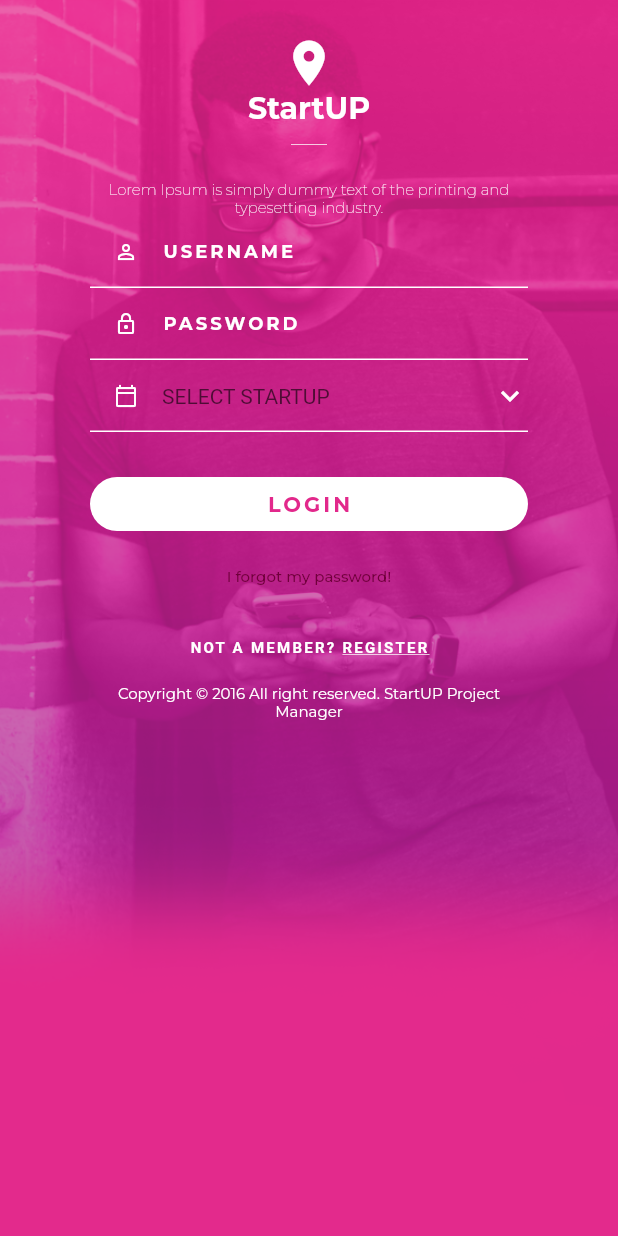
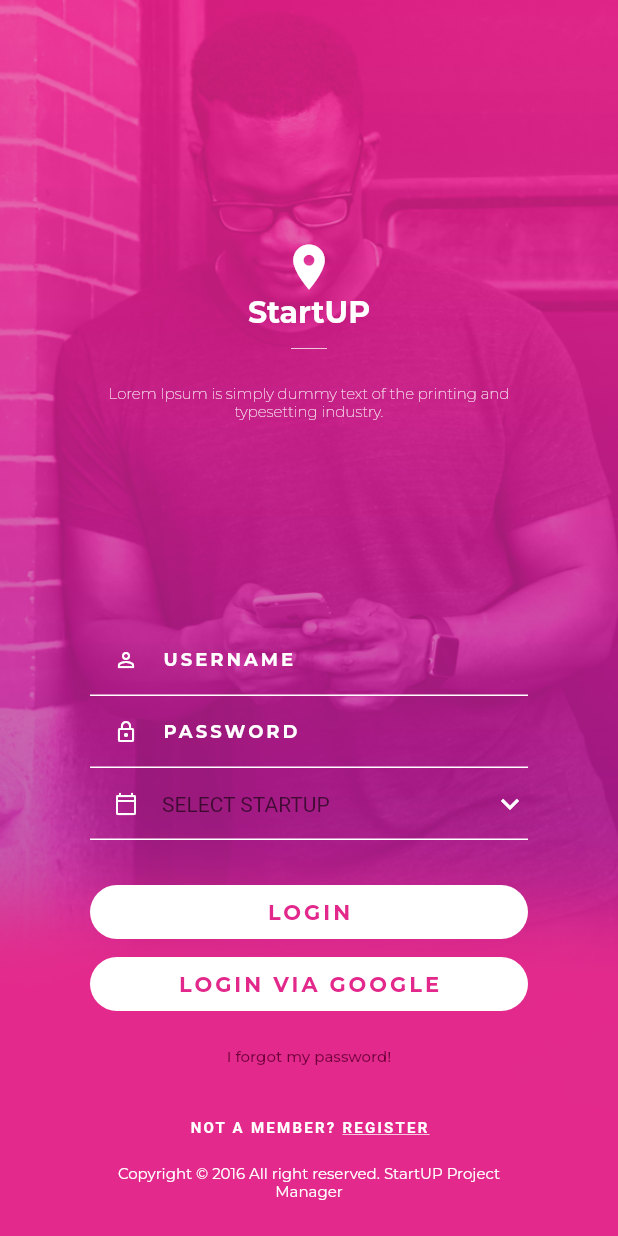
Before and after one commit to christianwico/eg-tech-exam, a Flutter app: the screen it shows after launch, on a phone screen of 412 x 824 dp. Run offline on Flutter 3.47's test engine with Material 2 defaults, Android fonts, the phone set to English and light mode, and no system bars; our stand-ins replace flutter_secure_storage, google_fonts; missing offline and left inert: flutter_appauth.

Commit message:
Add Login via Google button to login page

```diff
--- a/lib/main.dart
+++ b/lib/main.dart
@@ -1,6 +1,8 @@
 import 'package:exam/pages/login/login_page.dart';
+import 'package:exam/providers/auth/auth.dart';
 import 'package:exam/theme/theme.dart';
 import 'package:flutter/material.dart';
+import 'package:provider/provider.dart';
 
 void main() {
   runApp(MyApp());
@@ -13,7 +15,10 @@ class MyApp extends StatelessWidget {
     return MaterialApp(
       title: 'Flutter Demo',
       theme: appTheme,
-      home: LoginPage(),
+      home: Provider<Auth>(
+        create: (_) => Auth(),
+        child: LoginPage(),
+      ),
     );
   }
 }
--- a/lib/pages/login/login_page.dart
+++ b/lib/pages/login/login_page.dart
@@ -27,7 +27,6 @@ class _LoginPageState extends State<LoginPage> {
   @override
   Widget build(BuildContext context) {
     return Scaffold(
-      resizeToAvoidBottomInset: false,
       body: Container(
         height: MediaQuery.of(context).size.height,
         decoration: BoxDecoration(
@@ -41,7 +40,6 @@ class _LoginPageState extends State<LoginPage> {
           vertical: 24.0,
         ),
         width: double.maxFinite,
-        child: SingleChildScrollView(
         child: Column(
           crossAxisAlignment: CrossAxisAlignment.center,
           mainAxisSize: MainAxisSize.min,
@@ -52,12 +50,12 @@ class _LoginPageState extends State<LoginPage> {
           ],
         ),
       ),
-      ),
     );
   }
 
   Widget _buildBrand(BuildContext context) {
-    return Column(
+    return Expanded(
+      child: Column(
         mainAxisAlignment: MainAxisAlignment.center,
         children: [
           Icon(
@@ -95,6 +93,7 @@ class _LoginPageState extends State<LoginPage> {
             textAlign: TextAlign.center,
           ),
         ],
+      ),
     );
   }
 
@@ -187,6 +186,30 @@ class _LoginPageState extends State<LoginPage> {
               onPressed: () {},
             ),
           ),
+          SizedBox(
+            width: double.maxFinite,
+            child: ElevatedButton(
+              child: Text(
+                'LOGIN VIA GOOGLE',
+                style: TextStyle(
+                  fontWeight: FontWeight.bold,
+                  letterSpacing: 2.0,
+                ),
+              ),
+              style: ButtonStyle(
+                foregroundColor:
+                    MaterialStateProperty.all(Theme.of(context).accentColor),
+                backgroundColor: MaterialStateProperty.all(Colors.white),
+                shape: MaterialStateProperty.all(
+                  RoundedRectangleBorder(
+                    borderRadius: BorderRadius.circular(24.0),
+                  ),
+                ),
+                elevation: MaterialStateProperty.all(0.0),
+              ),
+              onPressed: () {},
+            ),
+          ),
           TextButton(
             child: Text(
               'I forgot my password!',
```
Lines whose indentation alone changed are shown as unchanged.
